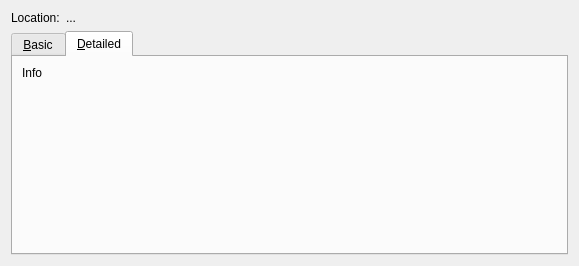
Above: ui/info.ui from breezy-team/qbrz before the change. Below: the same form after it.
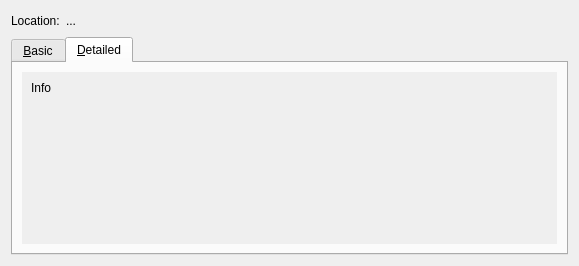
That is the form after the change. The open tabs and pages were chosen to show the change.

Commit message: Changed to use horizontal layout as form layout seems broken (fixes location mis-ordering) and moved detailed view into scroll area to reduce window size.

```diff
--- a/ui/info.ui
+++ b/ui/info.ui
@@ -12,18 +12,15 @@
   </property>
   <layout class="QVBoxLayout" name="verticalLayout">
    <item>
-    <layout class="QFormLayout" name="formLayout">
-     <property name="fieldGrowthPolicy">
-      <enum>QFormLayout::AllNonFixedFieldsGrow</enum>
-     </property>
-     <item row="0" column="0">
+    <layout class="QHBoxLayout" name="horizontalLayout">
+     <item>
       <widget class="QLabel" name="label_2">
        <property name="text">
         <string>Location:</string>
        </property>
       </widget>
      </item>
-     <item row="0" column="1">
+     <item>
       <widget class="QLabel" name="local_location">
        <property name="text">
         <string>...</string>
@@ -36,6 +33,19 @@
        </property>
       </widget>
      </item>
+     <item>
+      <spacer name="horizontalSpacer">
+       <property name="orientation">
+        <enum>Qt::Horizontal</enum>
+       </property>
+       <property name="sizeHint" stdset="0">
+        <size>
+         <width>40</width>
+         <height>20</height>
+        </size>
+       </property>
+      </spacer>
+     </item>
     </layout>
    </item>
    <item>
@@ -66,6 +76,30 @@
       </attribute>
       <layout class="QVBoxLayout" name="verticalLayout_6">
        <item>
+        <widget class="QScrollArea" name="scrollArea">
+         <property name="frameShape">
+          <enum>QFrame::NoFrame</enum>
+         </property>
+         <property name="frameShadow">
+          <enum>QFrame::Plain</enum>
+         </property>
+         <property name="lineWidth">
+          <number>1</number>
+         </property>
+         <property name="widgetResizable">
+          <bool>true</bool>
+         </property>
+         <widget class="QWidget" name="scrollAreaWidgetContents">
+          <property name="geometry">
+           <rect>
+            <x>0</x>
+            <y>0</y>
+            <width>539</width>
+            <height>179</height>
+           </rect>
+          </property>
+          <layout class="QVBoxLayout" name="verticalLayout_2">
+           <item>
         <widget class="QLabel" name="detailed_info">
          <property name="text">
           <string>Info</string>
@@ -73,6 +107,10 @@
          <property name="alignment">
           <set>Qt::AlignLeading|Qt::AlignLeft|Qt::AlignTop</set>
          </property>
+            </widget>
+           </item>
+          </layout>
+         </widget>
         </widget>
        </item>
       </layout>
```
Left out of the diff: 17 changed lines with no effect on the pictures. Lines whose indentation alone changed are shown as unchanged. The commit also changes 1 other file.
